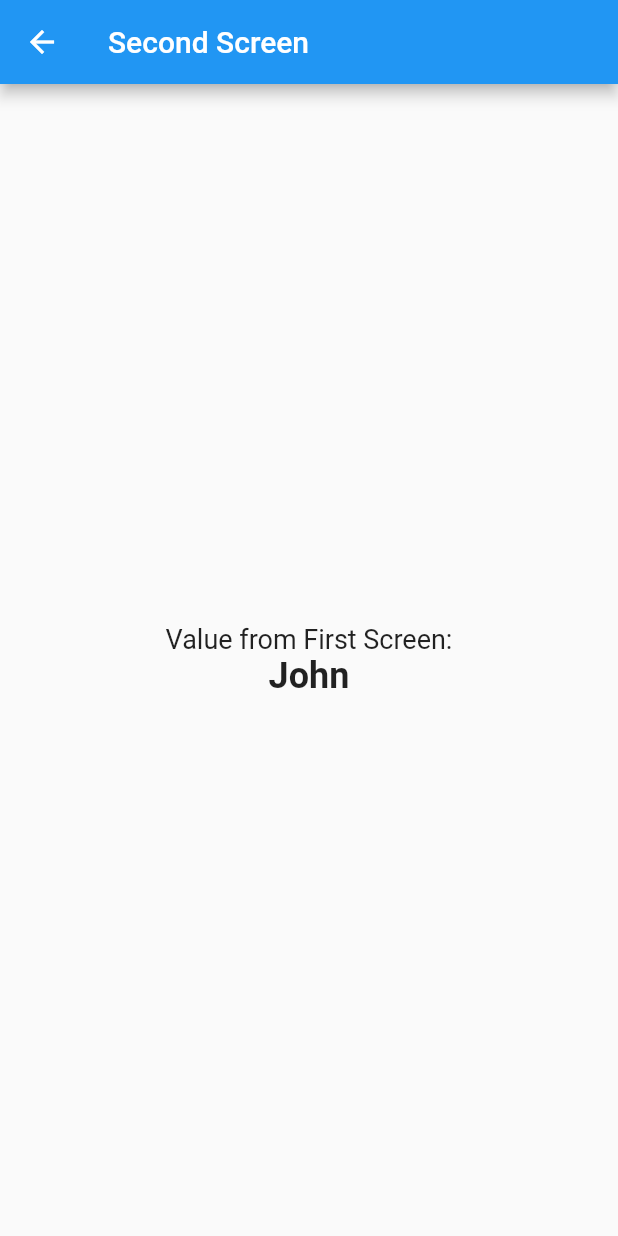
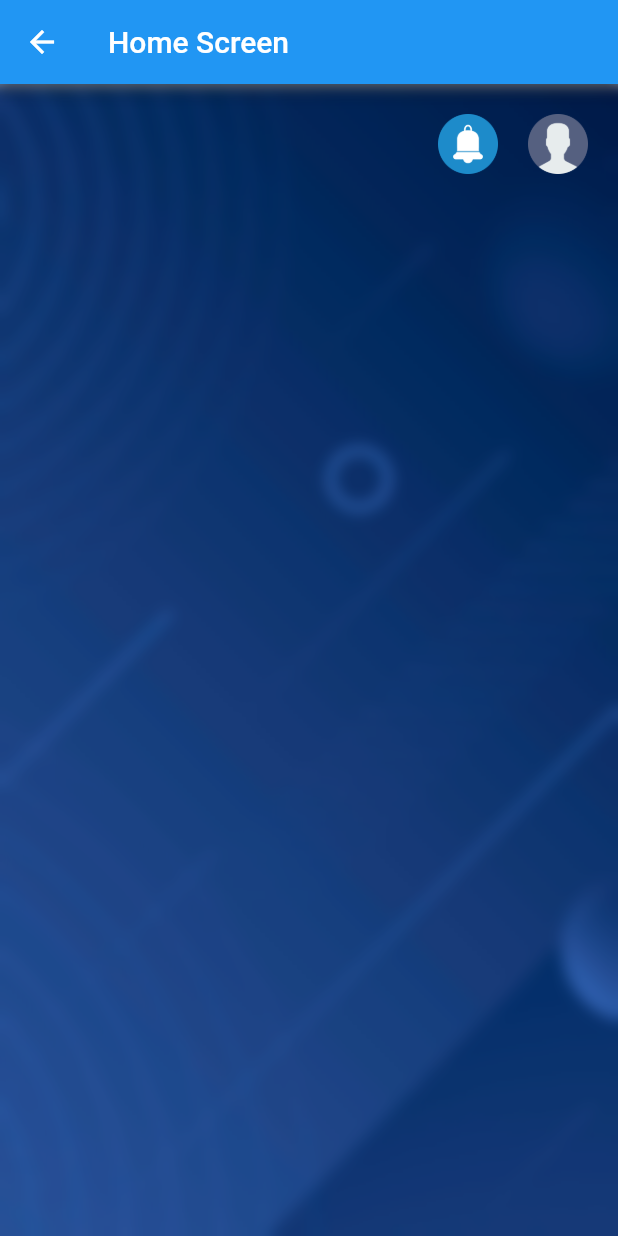
Before and after one commit to fcodelabs/training-app, a Flutter app: the screen it shows after launch, after a tap on "RANDOM", after a tap on "CONTINUE", on a phone screen of 412 x 824 dp. Run offline on Flutter 3.47's test engine with Material 2 defaults, Android fonts, the phone set to English and light mode, and no system bars; our stand-ins replace google_fonts.

Commit message:
Update Project

```diff
--- a/lib/ui/diary_home_page/diary_home_page.dart
+++ b/lib/ui/diary_home_page/diary_home_page.dart
@@ -1,31 +1,86 @@
+import 'dart:ui';
+
 import 'package:flutter/material.dart';
 
-class SecondScreen extends StatelessWidget {
+class DiaryHomePage extends StatelessWidget {
   final String textFieldValue;
 
-  const SecondScreen(this.textFieldValue, {super.key});
+  const DiaryHomePage(this.textFieldValue, {super.key});
 
   @override
   Widget build(BuildContext context) {
     return Scaffold(
       appBar: AppBar(
-        title: const Text('Second Screen'),
+        title: const Text('Home Screen'),
       ),
-      body: Center(
-        child: Column(
-          mainAxisAlignment: MainAxisAlignment.center,
-          children: [
-            const Text(
-              'Value from First Screen:',
-              style: TextStyle(fontSize: 18.0),
+      body: Stack(
+        children: [
+          Container(
+            decoration: const BoxDecoration(
+              image: DecorationImage(
+                image: AssetImage('assets/images/bg_image.jpg'),
+                fit: BoxFit.cover,
+              ),
             ),
-            Text(
-              textFieldValue,
-              style:
-                  const TextStyle(fontSize: 24.0, fontWeight: FontWeight.bold),
+          ),
+          BackdropFilter(
+            filter: ImageFilter.blur(sigmaX: 5, sigmaY: 5),
+            child: Container(
+              color: Colors.black.withOpacity(0.3),
+              child: Padding(
+                padding: const EdgeInsets.all(12.0),
+                child: Column(
+                  mainAxisAlignment: MainAxisAlignment.start,
+                  children: [
+                    Padding(
+                      padding: const EdgeInsets.all(8.0),
+                      child: Row(
+                        mainAxisAlignment: MainAxisAlignment.end,
+                        children: [
+                          Padding(
+                            padding: const EdgeInsets.only(right: 20.0),
+                            child: Image.asset(
+                                'assets/images/notification-bell.png',
+                                height: 40),
+                          ),
+                          GestureDetector(
+                            onTap: () {
+                              showDialog(
+                                context: context,
+                                builder: (BuildContext context) {
+                                  return AlertDialog(
+                                    title: const Text('User Name'),
+                                    content: Text(textFieldValue),
+                                    actions: [
+                                      TextButton(
+                                        onPressed: () {
+                                          Navigator.of(context).pop();
+                                        },
+                                        child: const Text('Close'),
+                                      ),
+                                    ],
+                                  );
+                                },
+                              );
+                            },
+                            child: MouseRegion(
+                              cursor: SystemMouseCursors.grab,
+                              child: Image.asset(
+                                'assets/images/user.png',
+                                height: 40,
+                              ),
+                            ),
+                          ),
+                        ],
+                      ),
+                    ),
+                    const SizedBox(height: 16.0),
+                  ],
+                ),
+              ),
             ),
-          ],
-        ),
+          ),
+        ],
       ),
     );
   }
--- a/lib/ui/sign_in_page/sign_in_page.dart
+++ b/lib/ui/sign_in_page/sign_in_page.dart
@@ -174,7 +174,7 @@ class SignInForm extends State<SignScreen> {
                                         context,
                                         MaterialPageRoute(
                                           builder: (context) =>
-                                              SecondScreen(textFieldValue),
+                                              DiaryHomePage(textFieldValue),
                                         ),
                                       );
                                     }
```
Also changed, not shown: assets/images/notification-bell.png (added), assets/images/user.png (added).
